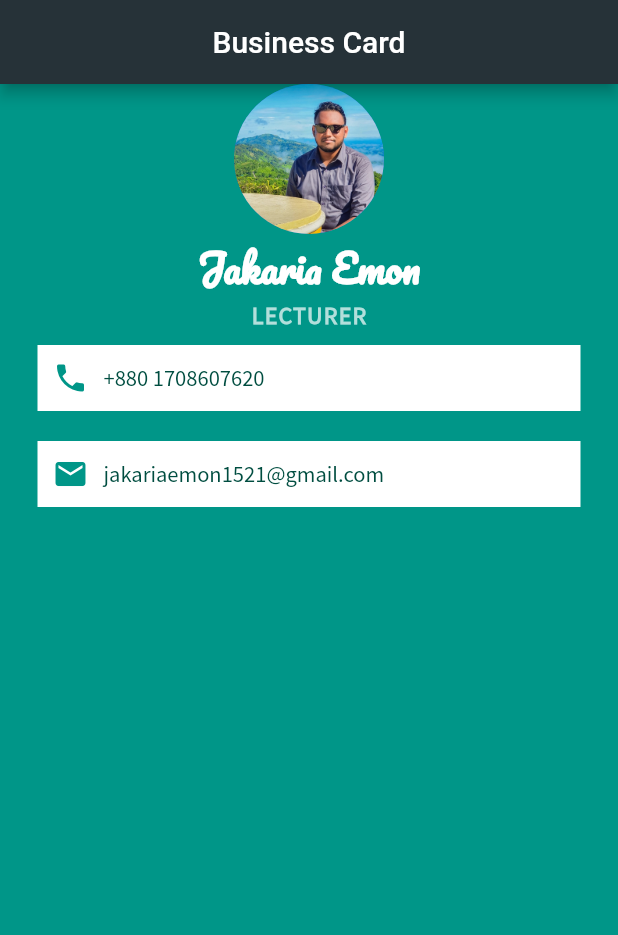
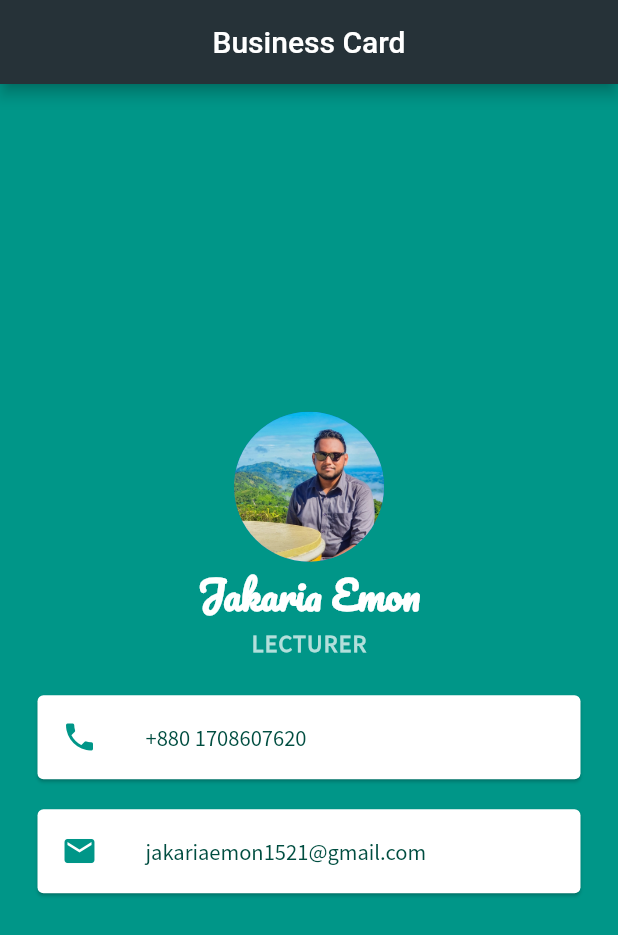
Before and after one commit to jakariaemon/Flutter_Business_Card, a Flutter app: the screen it shows after launch, on a phone screen of 412 x 824 dp. Shown: the top 935 px of the screen. Run offline on Flutter 3.47's test engine with Material 2 defaults, Android fonts, the phone set to English and light mode, and no system bars.

Commit message:
Card Class

```diff
--- a/lib/main.dart
+++ b/lib/main.dart
@@ -21,6 +21,7 @@ class MyApp extends StatelessWidget {
         body: SafeArea(
           child: Column(
             //crossAxisAlignment: CrossAxisAlignment.stretch,
+            mainAxisAlignment: MainAxisAlignment.center,
             children: <Widget> [
               CircleAvatar(
                 radius: 50.0,
@@ -45,20 +46,21 @@ class MyApp extends StatelessWidget {
                     letterSpacing: 0.8,
                   ),
               ),
-              Container(
-                color: Colors.white,
-                padding: EdgeInsets.all(10.0),
+              SizedBox(
+                height: 15.0,
+                width: 150.0,
+              child: Divider(
+                color: Colors.teal,
+                 ),
+              ),
+              Card(
                 margin: EdgeInsets.symmetric(vertical: 10.0, horizontal: 25.0),
-                child: Row(
-                  children: <Widget> [
-                    Icon(
+                child: ListTile(
+                  leading:Icon(
                     Icons.phone,
                     color: Colors.teal,
                   ),
-                    SizedBox(
-                      width: 10.0,
-                    ),
-                    Text(
+                  title: Text(
                     "+880 1708607620",
                     style: TextStyle(
                       color: Colors.teal.shade900,
@@ -66,23 +68,16 @@ class MyApp extends StatelessWidget {
                       fontSize: 15.0,
                     ),
                   ),
-                  ],
                 ),
               ),
-              Container(
-                color: Colors.white,
-                padding: EdgeInsets.all(10.0),
+              Card(
                 margin: EdgeInsets.symmetric(vertical: 10.0, horizontal: 25.0),
-                child: Row(
-                  children: <Widget> [
-                    Icon(
+                child: ListTile(
+                  leading: Icon(
                     Icons.email,
                     color: Colors.teal,
                   ),
-                    SizedBox(
-                      width: 10.0,
-                    ),
-                    Text(
+                  title: Text(
                     "jakariaemon1521@gmail.com",
                     style: TextStyle(
                       color: Colors.teal.shade900,
@@ -90,7 +85,6 @@ class MyApp extends StatelessWidget {
                       fontSize: 15.0,
                     ),
                   ),
-                  ],
                 ),
               ),
             ],
```
Lines whose indentation alone changed are shown as unchanged.
